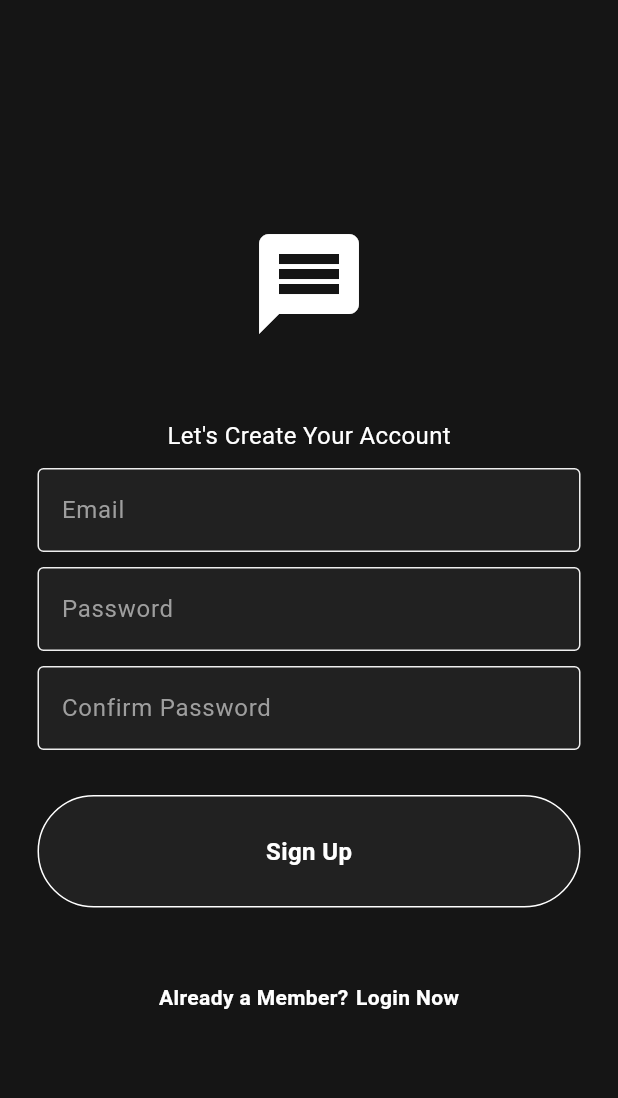
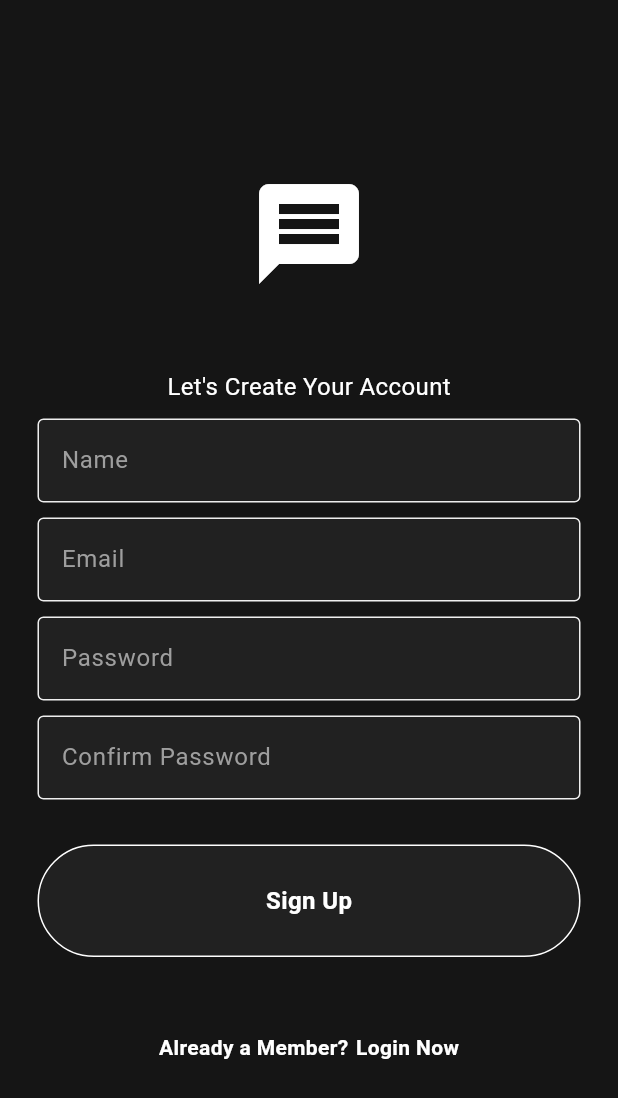
Before and after one commit to pratikdaherwal/Flutter_Chat_Application, a Flutter app: the screen it shows after launch, after a tap on "Register Now", on a phone screen of 412 x 824 dp. Shown: the top 1098 px of the screen. Run offline on Flutter 3.47's test engine with Material 3 defaults, Android fonts, the phone set to English and light mode, and no system bars; our stand-ins replace cloud_firestore, firebase_auth, firebase_core; accounts and stored records are empty; network calls fail.

Commit message:
fixed names and emails show options

```diff
--- /dev/null
+++ b/devtools_options.yaml
@@ -0,0 +1 @@
+extensions:
--- a/lib/pages/home_page.dart
+++ b/lib/pages/home_page.dart
@@ -70,7 +70,7 @@ class _HomePageState extends State<HomePage> {
 
     if (_auth.currentUser!.email != data['email']) {
       return ListTile(
-        title: Text(data['email'],
+        title: Text(data['name'],
         style: const TextStyle(color: Colors.white),
         ),
         onTap: () {
@@ -81,6 +81,7 @@ class _HomePageState extends State<HomePage> {
               builder: (context) => ChatPage(
                 recieverUserEmail: data['email'],
                 recieverUsedId: data['uid'],
+                recieverUserName: data['name'],
               ),
             ),
           );
--- a/lib/pages/registration_page.dart
+++ b/lib/pages/registration_page.dart
@@ -13,6 +13,7 @@ class RegistrationPage extends StatefulWidget {
 }
 
 class _RegistrationPageState extends State<RegistrationPage> {
+  final nameController = TextEditingController();
   final emailController = TextEditingController();
   final passController = TextEditingController();
   final confirmPassController = TextEditingController();
@@ -29,7 +30,7 @@ class _RegistrationPageState extends State<RegistrationPage> {
     final authService = Provider.of<AuthService>(context, listen: false);
     try {
       await authService.signUpWithEmailAndPassword(
-          emailController.text, passController.text);
+          emailController.text, passController.text, nameController.text);
     } catch (e) {
       // ignore: use_build_context_synchronously
       ScaffoldMessenger.of(context).showSnackBar(
@@ -67,6 +68,11 @@ class _RegistrationPageState extends State<RegistrationPage> {
 
               //signin
               //email textfield
+              const SizedBox(height: 10),
+              MyTextField(
+                  controller: nameController,
+                  obscureText: false,
+                  hintText: "Name"),
               const SizedBox(height: 10),
               MyTextField(
                   controller: emailController,
--- a/lib/services/auth/auth_service.dart
+++ b/lib/services/auth/auth_service.dart
@@ -30,7 +30,7 @@ class AuthService extends ChangeNotifier {
 
   //signup method
   Future<UserCredential> signUpWithEmailAndPassword(
-      String email, String password) async {
+      String email, String password, String name) async {
     try {
       UserCredential userCredential = await _firebaseAuth
           .createUserWithEmailAndPassword(email: email, password: password);
@@ -38,6 +38,7 @@ class AuthService extends ChangeNotifier {
     _fireStore.collection('users').doc(userCredential.user!.uid).set({
       'uid': userCredential.user!.uid,
       'email': email,
+      'name': name
       }
     );
     return userCredential;
```
Also changed, not shown: lib/pages/chat_page.dart (+19 -11 lines), pubspec.yaml (+26 -24 lines), images/icon.png (added), pubspec.lock, 28 other files.
